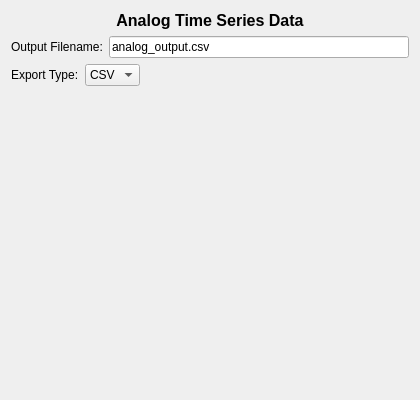
Above: src/WhiskerToolbox/DataManager_Widget/AnalogTimeSeries_Widget/AnalogTimeSeries_Widget.ui from paulmthompson/WhiskerToolbox before the change. Below: the same form after it.
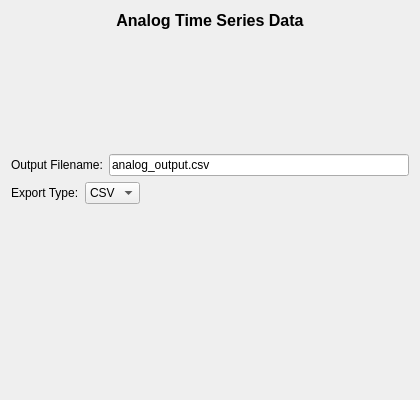
That is the form after the change. Custom widgets are drawn as their Qt base class.

Commit message: better layout of data manager sub widgets

What changed in the file:
```diff
--- a/src/WhiskerToolbox/DataManager_Widget/AnalogTimeSeries_Widget/AnalogTimeSeries_Widget.ui
+++ b/src/WhiskerToolbox/DataManager_Widget/AnalogTimeSeries_Widget/AnalogTimeSeries_Widget.ui
@@ -31,6 +31,40 @@
     </widget>
    </item>
    <item>
+    <spacer name="verticalSpacer_top">
+     <property name="orientation">
+      <enum>Qt::Orientation::Vertical</enum>
+     </property>
+     <property name="sizeHint" stdset="0">
+      <size>
+       <width>20</width>
+       <height>10</height>
+      </size>
+     </property>
+    </spacer>
+   </item>
+   <item>
+    <widget class="Section" name="export_section" native="true">
+     <property name="sizePolicy">
+      <sizepolicy hsizetype="Expanding" vsizetype="Preferred">
+       <horstretch>0</horstretch>
+       <verstretch>0</verstretch>
+      </sizepolicy>
+     </property>
+     <layout class="QVBoxLayout" name="exportSectionLayout">
+      <property name="leftMargin">
+       <number>0</number>
+      </property>
+      <property name="topMargin">
+       <number>0</number>
+      </property>
+      <property name="rightMargin">
+       <number>0</number>
+      </property>
+      <property name="bottomMargin">
+       <number>0</number>
+      </property>
+      <item>
     <layout class="QHBoxLayout" name="filenameLayout">
      <item>
       <widget class="QLabel" name="label_filename">
@@ -89,6 +123,9 @@
      <widget class="CSVAnalogSaver_Widget" name="csv_analog_saver_widget"/>
     </widget>
    </item>
+     </layout>
+    </widget>
+   </item>
    <item>
     <spacer name="verticalSpacer_bottom">
      <property name="orientation">
@@ -111,6 +148,12 @@
    <header>IO_Widgets/AnalogTimeSeries/CSV/CSVAnalogSaver_Widget.hpp</header>
    <container>1</container>
   </customwidget>
+  <customwidget>
+   <class>Section</class>
+   <extends>QWidget</extends>
+   <header>Collapsible_Widget/Section.hpp</header>
+   <container>1</container>
+  </customwidget>
  </customwidgets>
  <resources/>
  <connections/>
```
Lines whose indentation alone changed are shown as unchanged. The commit also changes 5 other files.
